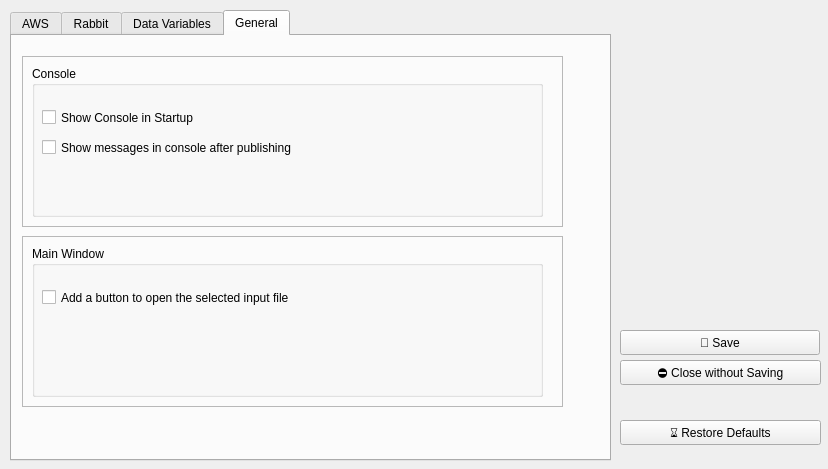
First picture: the form in resources/conf_window.ui, repository ctadel/python-pwc-messsage-kit, before the edit.
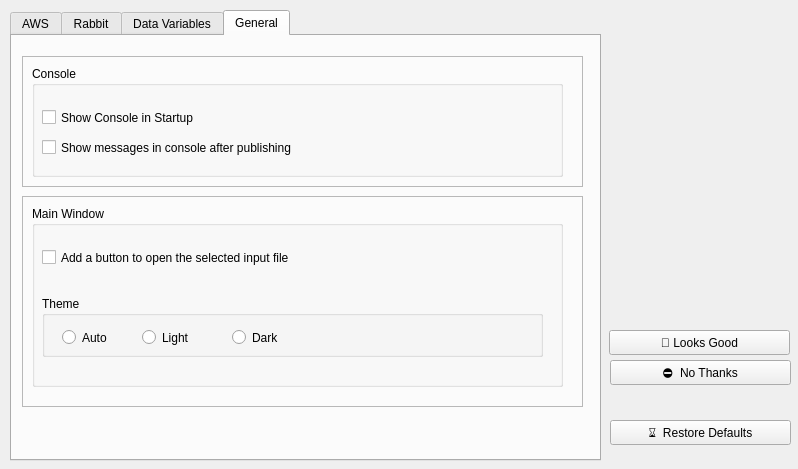
Second picture: the form after the edit. The open tabs and pages were chosen to show the change.

Commit message: added support for theme configuration

```diff
--- a/resources/conf_window.ui
+++ b/resources/conf_window.ui
@@ -9,7 +9,7 @@
    <rect>
     <x>0</x>
     <y>0</y>
-    <width>828</width>
+    <width>798</width>
     <height>469</height>
    </rect>
   </property>
@@ -43,7 +43,7 @@
     <rect>
      <x>10</x>
      <y>10</y>
-     <width>601</width>
+     <width>591</width>
      <height>451</height>
     </rect>
    </property>
@@ -890,8 +890,8 @@
       <rect>
        <x>10</x>
        <y>20</y>
-       <width>541</width>
-       <height>171</height>
+       <width>561</width>
+       <height>131</height>
       </rect>
      </property>
      <property name="frameShape">
@@ -905,8 +905,8 @@
        <rect>
         <x>10</x>
         <y>10</y>
-        <width>511</width>
-        <height>151</height>
+        <width>531</width>
+        <height>111</height>
        </rect>
       </property>
       <property name="title">
@@ -917,7 +917,7 @@
         <rect>
          <x>10</x>
          <y>70</y>
-         <width>331</width>
+         <width>321</width>
          <height>23</height>
         </rect>
        </property>
@@ -930,7 +930,7 @@
         <rect>
          <x>10</x>
          <y>40</y>
-         <width>211</width>
+         <width>191</width>
          <height>23</height>
         </rect>
        </property>
@@ -944,9 +944,9 @@
      <property name="geometry">
       <rect>
        <x>10</x>
-       <y>200</y>
-       <width>541</width>
-       <height>171</height>
+       <y>160</y>
+       <width>561</width>
+       <height>211</height>
       </rect>
      </property>
      <property name="frameShape">
@@ -960,8 +960,8 @@
        <rect>
         <x>10</x>
         <y>10</y>
-        <width>511</width>
-        <height>151</height>
+        <width>531</width>
+        <height>181</height>
        </rect>
       </property>
       <property name="title">
@@ -980,6 +980,58 @@
         <string>Add a button to open the selected input file</string>
        </property>
       </widget>
+      <widget class="QGroupBox" name="groupBox_6">
+       <property name="geometry">
+        <rect>
+         <x>10</x>
+         <y>90</y>
+         <width>501</width>
+         <height>61</height>
+        </rect>
+       </property>
+       <property name="title">
+        <string>Theme</string>
+       </property>
+       <widget class="QRadioButton" name="theme_auto">
+        <property name="geometry">
+         <rect>
+          <x>20</x>
+          <y>30</y>
+          <width>61</width>
+          <height>23</height>
+         </rect>
+        </property>
+        <property name="text">
+         <string>Auto</string>
+        </property>
+       </widget>
+       <widget class="QRadioButton" name="theme_light">
+        <property name="geometry">
+         <rect>
+          <x>100</x>
+          <y>30</y>
+          <width>61</width>
+          <height>23</height>
+         </rect>
+        </property>
+        <property name="text">
+         <string>Light</string>
+        </property>
+       </widget>
+       <widget class="QRadioButton" name="theme_dark">
+        <property name="geometry">
+         <rect>
+          <x>190</x>
+          <y>30</y>
+          <width>61</width>
+          <height>23</height>
+         </rect>
+        </property>
+        <property name="text">
+         <string>Dark</string>
+        </property>
+       </widget>
+      </widget>
      </widget>
     </widget>
    </widget>
@@ -987,7 +1039,7 @@
   <widget class="QFrame" name="frame">
    <property name="geometry">
     <rect>
-     <x>610</x>
+     <x>580</x>
      <y>320</y>
      <width>221</width>
      <height>141</height>
@@ -1008,9 +1060,9 @@
    <widget class="QPushButton" name="btn_save">
     <property name="geometry">
      <rect>
-      <x>10</x>
+      <x>29</x>
       <y>10</y>
-      <width>200</width>
+      <width>181</width>
       <height>25</height>
      </rect>
     </property>
@@ -1018,33 +1070,33 @@
      <bool>false</bool>
     </property>
     <property name="text">
-     <string>📒 Save</string>
+     <string>📒 Looks Good</string>
     </property>
    </widget>
    <widget class="QPushButton" name="btn_ignore">
     <property name="geometry">
      <rect>
-      <x>10</x>
+      <x>30</x>
       <y>40</y>
-      <width>201</width>
+      <width>181</width>
       <height>25</height>
      </rect>
     </property>
     <property name="text">
-     <string>⛔ Close without Saving</string>
+     <string>⛔  No Thanks</string>
     </property>
    </widget>
    <widget class="QPushButton" name="btn_restore">
     <property name="geometry">
      <rect>
-      <x>10</x>
+      <x>30</x>
       <y>100</y>
-      <width>201</width>
+      <width>181</width>
       <height>25</height>
      </rect>
     </property>
     <property name="text">
-     <string>⌛ Restore Defaults</string>
+     <string>⌛  Restore Defaults</string>
     </property>
    </widget>
   </widget>
```
Left out of the diff: 65 changed lines with no effect on the pictures. The commit also changes 3 other files.
